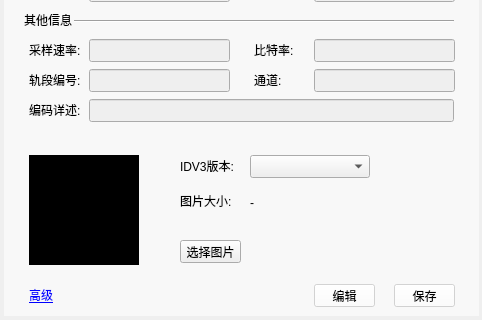
Old version of the form TTKCore/musicUiKits/musicToolsetsKits/musicfileinformationwidget.ui in the repository Greedysky/TTKMusicPlayer; both pictures show x 0 to 482 and y 215 to 535 of the 482 by 535 pixel window.
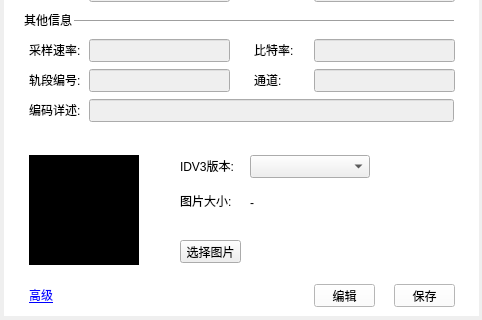
New version of the form. Custom widgets are drawn as their Qt base class.

What changed in the file:
```diff
--- a/TTKCore/musicUiKits/musicToolsetsKits/musicfileinformationwidget.ui
+++ b/TTKCore/musicUiKits/musicToolsetsKits/musicfileinformationwidget.ui
@@ -548,7 +548,7 @@
     </rect>
    </property>
    <property name="styleSheet">
-    <string notr="true">background:rgba(255,255,255,150)</string>
+    <string notr="true">background:white;</string>
    </property>
    <widget class="QPushButton" name="editButton">
     <property name="geometry">
```
